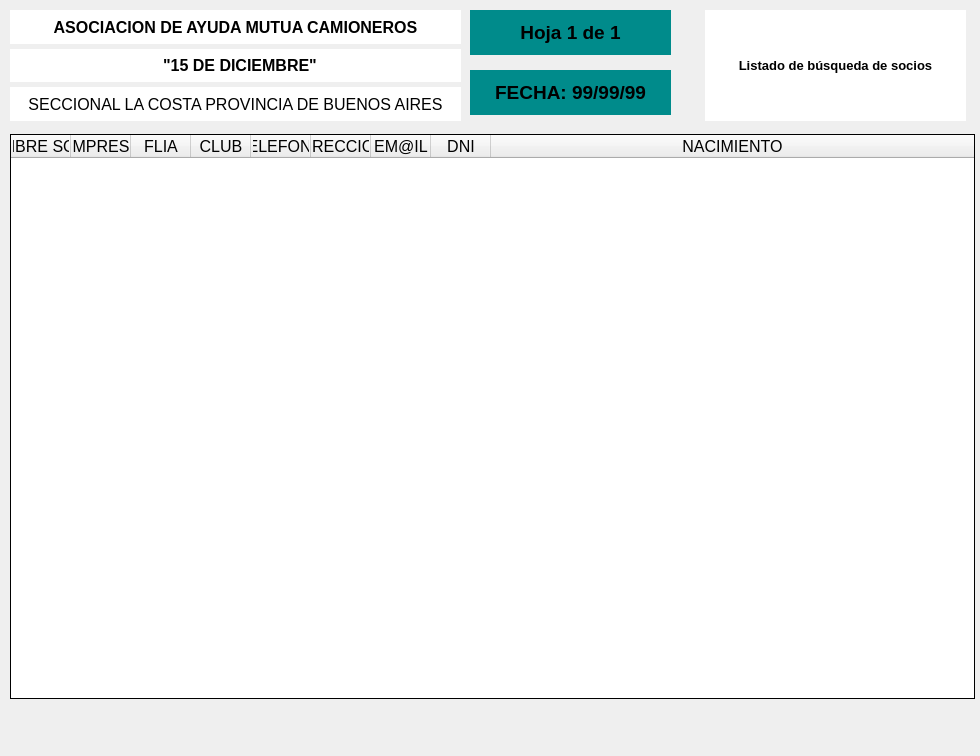
This is printsociosbusqueda.ui in agustingabiola/mutCam as Qt 5 draws it before an edit. The edited form follows.
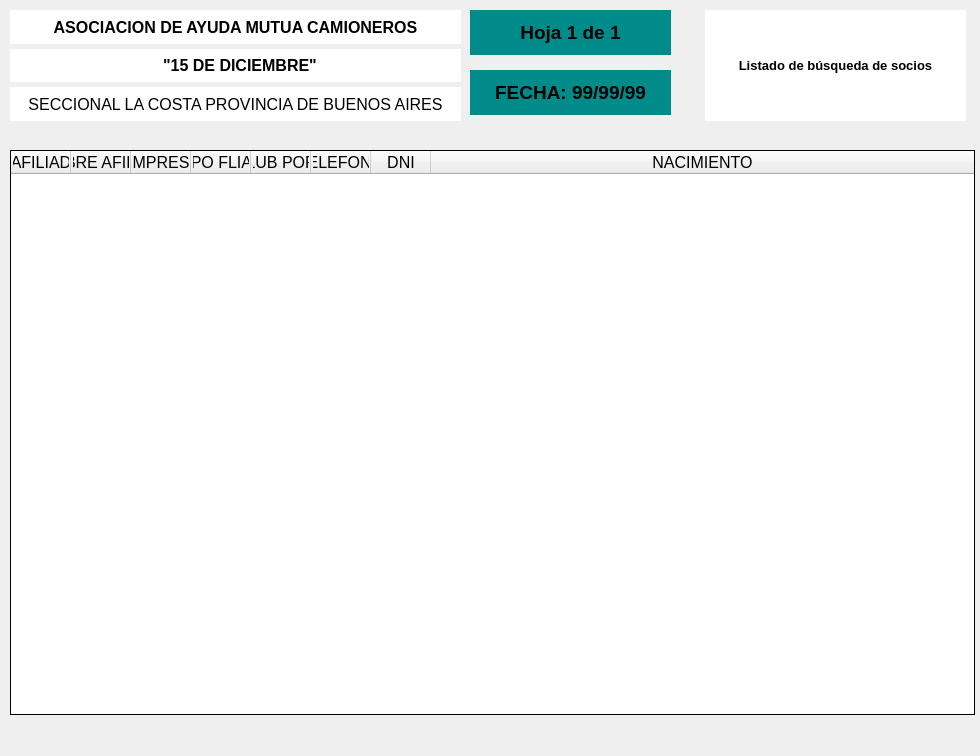
This is the edited form.

Commit message: Socios como lo quiere el product owner (ahora si entra en una pagina al imprimir)

Diff of the .ui file:
```diff
--- a/printsociosbusqueda.ui
+++ b/printsociosbusqueda.ui
@@ -45,7 +45,7 @@
    <property name="geometry">
     <rect>
      <x>10</x>
-     <y>134</y>
+     <y>150</y>
      <width>965</width>
      <height>565</height>
     </rect>
@@ -147,7 +147,15 @@
    </attribute>
    <column>
     <property name="text">
-     <string>NOMBRE SOCIO</string>
+     <string># AFILIADO</string>
+    </property>
+    <property name="textAlignment">
+     <set>AlignHCenter|AlignVCenter|AlignCenter</set>
+    </property>
+   </column>
+   <column>
+    <property name="text">
+     <string>NOMBRE AFILIADO</string>
     </property>
     <property name="textAlignment">
      <set>AlignHCenter|AlignVCenter|AlignCenter</set>
@@ -163,7 +171,7 @@
    </column>
    <column>
     <property name="text">
-     <string>FLIA</string>
+     <string>GPO FLIAR</string>
     </property>
     <property name="textAlignment">
      <set>AlignHCenter|AlignVCenter|AlignCenter</set>
@@ -171,7 +179,7 @@
    </column>
    <column>
     <property name="text">
-     <string>CLUB</string>
+     <string>CLUB PORV</string>
     </property>
     <property name="textAlignment">
      <set>AlignHCenter|AlignVCenter|AlignCenter</set>
@@ -185,22 +193,6 @@
      <set>AlignHCenter|AlignVCenter|AlignCenter</set>
     </property>
    </column>
-   <column>
-    <property name="text">
-     <string>DIRECCION</string>
-    </property>
-    <property name="textAlignment">
-     <set>AlignHCenter|AlignVCenter|AlignCenter</set>
-    </property>
-   </column>
-   <column>
-    <property name="text">
-     <string>EM@IL</string>
-    </property>
-    <property name="textAlignment">
-     <set>AlignHCenter|AlignVCenter|AlignCenter</set>
-    </property>
-   </column>
    <column>
     <property name="text">
      <string>DNI</string>
```
The commit also changes 3 other files.
